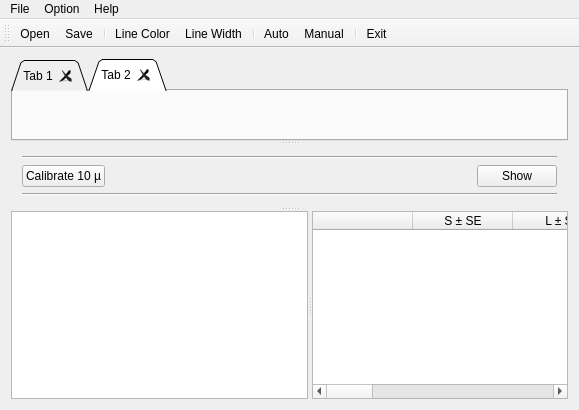
Before: the Qt Designer form mainwindow.ui in dare5421/MasterMeasure, drawn with Qt 5.
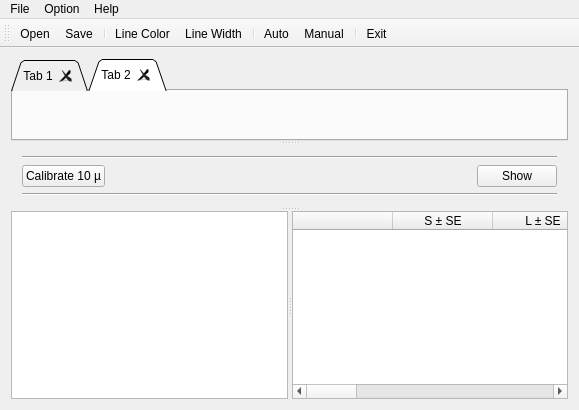
After: the same form once the commit is applied. Icons and pictures are not drawn.

Commit message: automatic report has done

```diff
--- a/mainwindow.ui
+++ b/mainwindow.ui
@@ -78,7 +78,7 @@
        <property name="orientation">
         <enum>Qt::Vertical</enum>
        </property>
-       <widget class="QWidget" name="">
+       <widget class="QWidget" name="layoutWidget">
         <layout class="QVBoxLayout" name="verticalLayout">
          <property name="sizeConstraint">
           <enum>QLayout::SetMaximumSize</enum>
@@ -151,7 +151,7 @@
          </property>
          <property name="sizePolicy">
           <sizepolicy hsizetype="Preferred" vsizetype="Expanding">
-           <horstretch>0</horstretch>
+           <horstretch>1</horstretch>
            <verstretch>0</verstretch>
           </sizepolicy>
          </property>
```
The commit also changes 2 other files.
